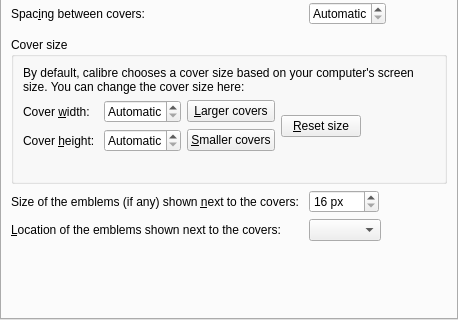
The window that src/calibre/gui2/preferences/look_feel_tabs/cover_grid.ui (debian-calibre/calibre) describes before a commit, drawn with Qt 5; both pictures show x 0 to 458 and y 163 to 483 of the 458 by 483 pixel window.
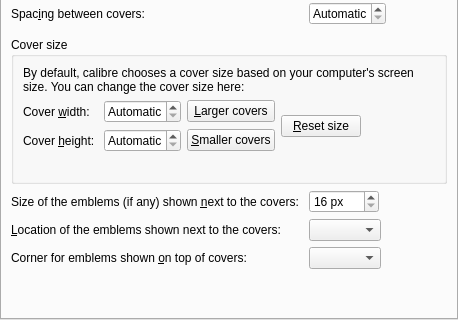
The same window after the commit. Icons and pictures are not drawn. Custom widgets are drawn as their Qt base class.

Patch:
```diff
--- a/src/calibre/gui2/preferences/look_feel_tabs/cover_grid.ui
+++ b/src/calibre/gui2/preferences/look_feel_tabs/cover_grid.ui
@@ -276,6 +276,19 @@
     <item row="13" column="1">
      <widget class="QComboBox" name="opt_emblem_position"/>
     </item>
+    <item row="14" column="0">
+     <widget class="QLabel" name="label_23">
+      <property name="text">
+       <string>Corner for emblems shown &amp;on top of covers:</string>
+      </property>
+      <property name="buddy">
+       <cstring>opt_emblem_emboss_position</cstring>
+      </property>
+     </widget>
+    </item>
+    <item row="14" column="1">
+     <widget class="QComboBox" name="opt_emblem_emboss_position"/>
+    </item>
     <item row="6" column="0" colspan="2">
      <widget class="QCheckBox" name="opt_cover_grid_text_flush_bottom">
       <property name="toolTip">
```
